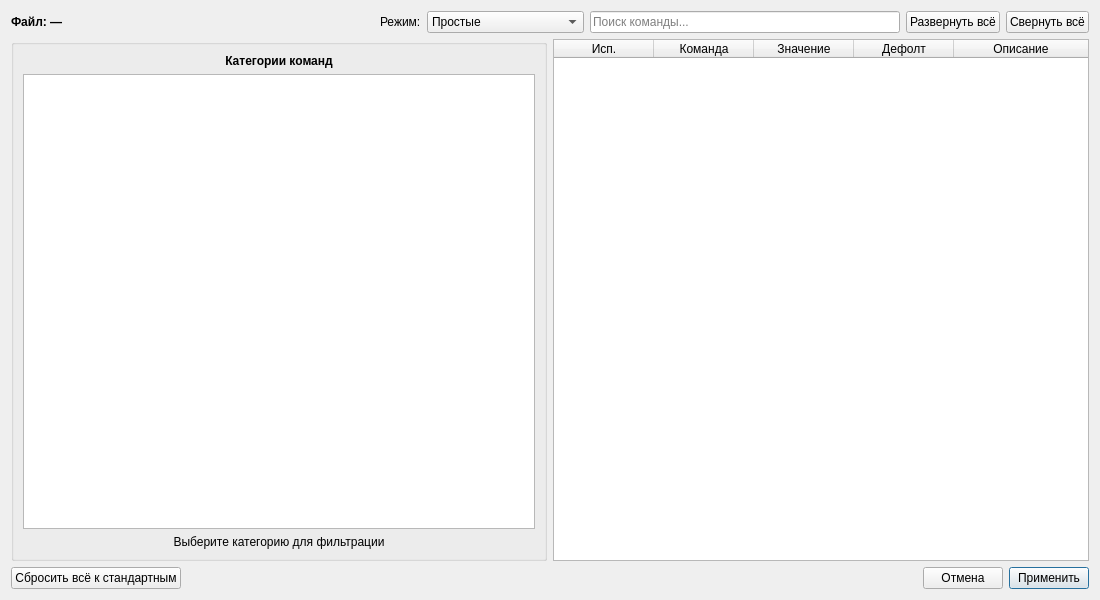
The window that ui/command_editor.ui (chlkrtg/Aion.CfgStudio) describes before a commit, drawn with Qt 5.
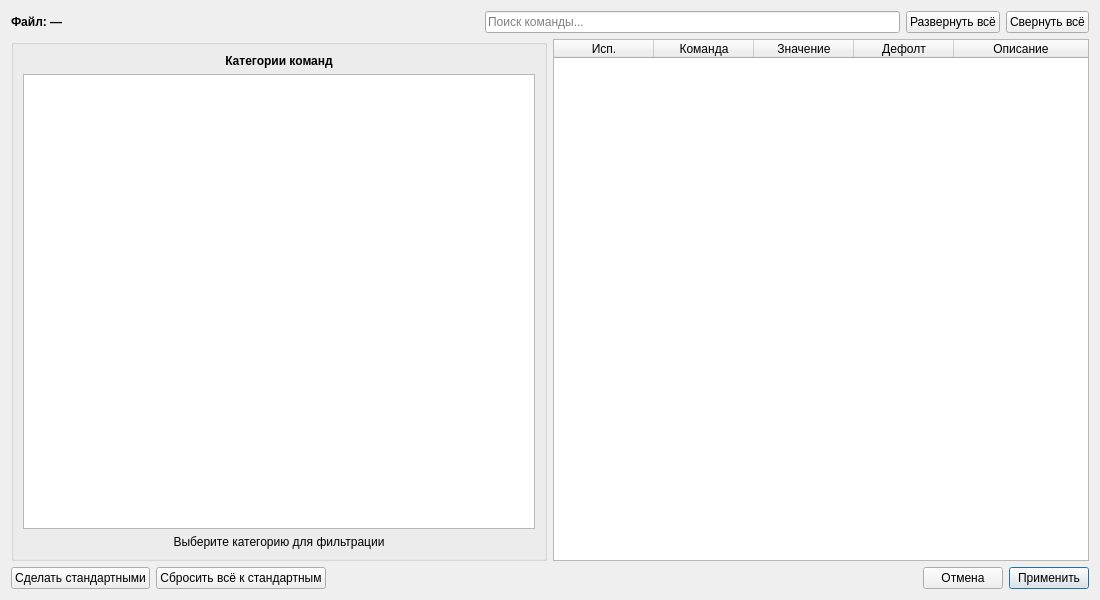
The same window after the commit.

Commit message: editor: save values as default

```diff
--- a/ui/command_editor.ui
+++ b/ui/command_editor.ui
@@ -41,32 +41,6 @@
        </property>
       </spacer>
      </item>
-     <item>
-      <widget class="QLabel" name="lblMode">
-       <property name="text">
-        <string>Режим:</string>
-       </property>
-      </widget>
-     </item>
-     <item>
-      <widget class="QComboBox" name="comboMode">
-       <item>
-        <property name="text">
-         <string>Простые</string>
-        </property>
-       </item>
-       <item>
-        <property name="text">
-         <string>Расширенные</string>
-        </property>
-       </item>
-       <item>
-        <property name="text">
-         <string>Все (включая отладку)</string>
-        </property>
-       </item>
-      </widget>
-     </item>
      <item>
       <widget class="QLineEdit" name="editSearch">
        <property name="placeholderText">
@@ -205,6 +179,13 @@
    <!-- НИЗ: кнопки -->
    <item>
     <layout class="QHBoxLayout" name="bottomLayout">
+     <item>
+      <widget class="QPushButton" name="btnMakeDefaults">
+       <property name="text">
+        <string>Сделать стандартными</string>
+       </property>
+      </widget>
+     </item>
      <item>
       <widget class="QPushButton" name="btnResetAll">
        <property name="text">
```
The commit also changes 7 other files.
